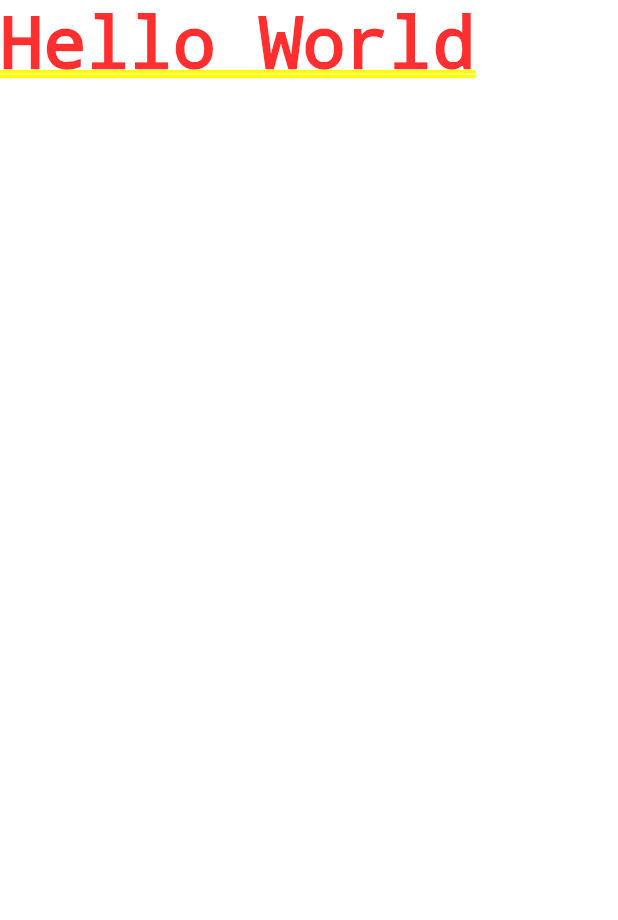
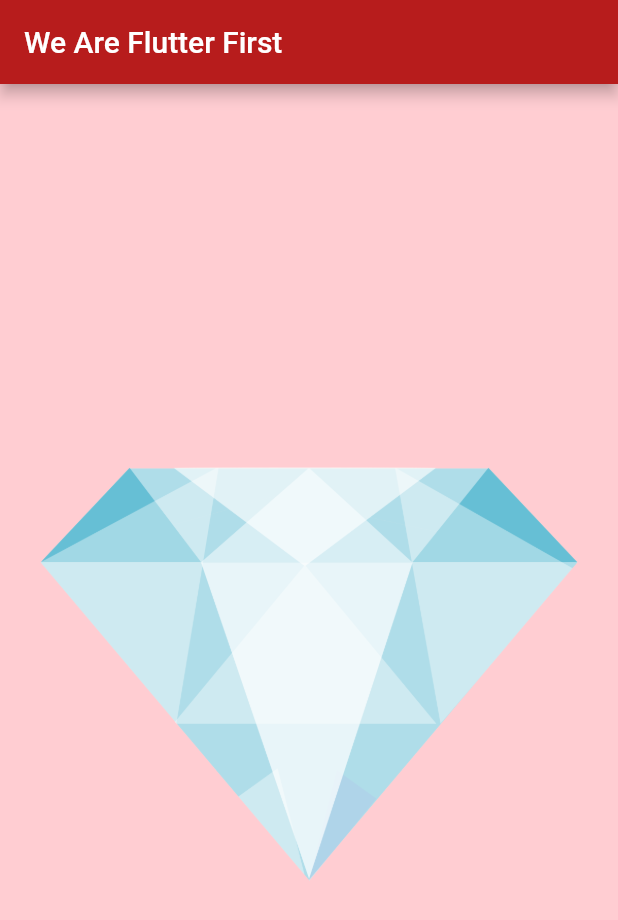
Before and after one commit to DavidFD005/Flutter-Appbrewery-First-App, a Flutter app: the screen it shows after launch, on a phone screen of 412 x 824 dp. Shown: the top 920 px of the screen. Run offline on Flutter 3.47's test engine with Material 2 defaults, Android fonts, the phone set to English and light mode, and no system bars.

Commit message:
Finish first Flutter app

```diff
--- a/flutter_first/lib/main.dart
+++ b/flutter_first/lib/main.dart
@@ -1,3 +1,23 @@
 import 'package:flutter/material.dart';
 
-void main() => runApp(MaterialApp(home: Text('Hello World')));
+void main() => runApp(MyApp());
+
+class MyApp extends StatelessWidget {
+  @override
+  Widget build(BuildContext context) {
+    return MaterialApp(
+      home: Scaffold(
+        backgroundColor: Colors.red[100],
+        appBar: AppBar(
+          title: Text("We Are Flutter First"),
+          backgroundColor: Colors.red[900],
+        ),
+        body: Center(
+          child: Image(
+            image: AssetImage('assets/images/diamond.png'),
+          ),
+        ),
+      ),
+    );
+  }
+}
--- a/flutter_first/pubspec.yaml
+++ b/flutter_first/pubspec.yaml
@@ -41,9 +41,9 @@ flutter:
   uses-material-design: true
 
   # To add assets to your application, add an assets section, like this:
-  # assets:
-  #  - images/a_dot_burr.jpeg
-  #  - images/a_dot_ham.jpeg
+  assets:
+    - assets/images/
+
 
   # An image asset can refer to one or more resolution-specific "variants", see
   # https://flutter.dev/assets-and-images/#resolution-aware.
```
Also changed, not shown: flutter_first/assets/images/app_icon.png (added), flutter_first/assets/images/diamond.png (added), 36 other files.
